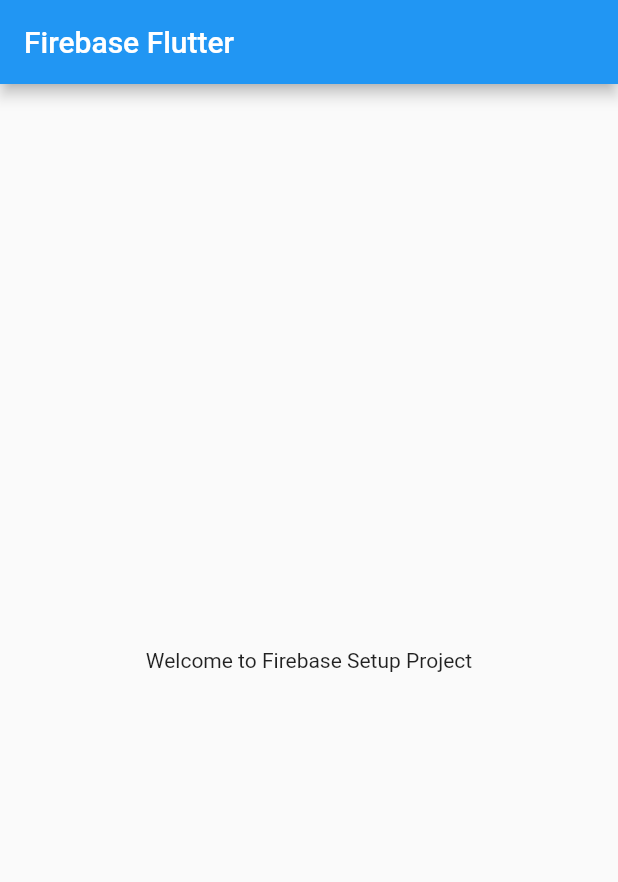
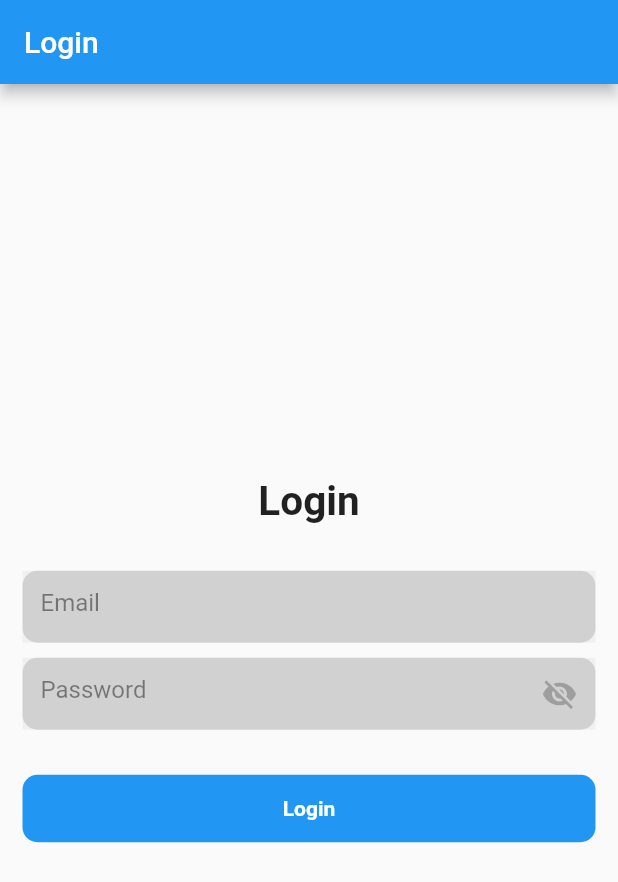
Before and after one commit to mirandaftiago/firebase_setup, a Flutter app: the screen it shows after launch, on a phone screen of 412 x 824 dp. Shown: the top 882 px of the screen. Run offline on Flutter 3.47's test engine with Material 2 defaults, Android fonts, the phone set to English and light mode, and no system bars; our stand-ins replace firebase_core; accounts and stored records are empty.

Commit message:
firebase configuration and login page

```diff
--- /dev/null
+++ b/lib/features/user_auth/presentation/pages/login_page.dart
@@ -0,0 +1,59 @@
+import 'package:firebase_setup/features/user_auth/presentation/widgets/form_container.dart';
+import 'package:flutter/material.dart';
+
+class LoginPage extends StatelessWidget {
+  const LoginPage({super.key});
+
+  @override
+  Widget build(BuildContext context) {
+    return Scaffold(
+      appBar: AppBar(
+        title: const Text('Login'),
+      ),
+      body: Center(
+        child: Padding(
+          padding: EdgeInsets.symmetric(horizontal: 15),
+          child: Column(
+            mainAxisAlignment: MainAxisAlignment.center,
+            children: [
+              const Text(
+                'Login',
+                style: TextStyle(fontSize: 27, fontWeight: FontWeight.bold),
+              ),
+              const SizedBox(
+                height: 30,
+              ),
+              const FormContainerWidget(
+                hintText: 'Email',
+                isPasswordField: false,
+              ),
+              const SizedBox(height: 10),
+              const FormContainerWidget(
+                hintText: 'Password',
+                isPasswordField: true,
+              ),
+              const SizedBox(height: 30),
+              Container(
+                width: double.infinity,
+                height: 45,
+                decoration: BoxDecoration(
+                  color: Colors.blue,
+                  borderRadius: BorderRadius.circular(10),
+                ),
+                child: const Center(
+                  child: Text(
+                    'Login',
+                    style: TextStyle(
+                      color: Colors.white,
+                      fontWeight: FontWeight.bold,
+                    ),
+                  ),
+                ),
+              ),
+            ],
+          ),
+        ),
+      ),
+    );
+  }
+}
--- /dev/null
+++ b/lib/features/user_auth/presentation/widgets/form_container.dart
@@ -0,0 +1,71 @@
+import 'package:flutter/material.dart';
+
+class FormContainerWidget extends StatefulWidget {
+  final TextEditingController? controller;
+  final Key? fieldKey;
+  final bool? isPasswordField;
+  final String? hintText;
+  final String? labelText;
+  final String? helperText;
+  final FormFieldSetter<String>? onSaved;
+  final FormFieldValidator<String>? validator;
+  final ValueChanged<String>? onFieldSubmitted;
+  final TextInputType? inputType;
+
+  const FormContainerWidget({
+    super.key,
+    this.fieldKey,
+    this.controller,
+    this.isPasswordField,
+    this.hintText,
+    this.labelText,
+    this.helperText,
+    this.onSaved,
+    this.validator,
+    this.onFieldSubmitted,
+    this.inputType,
+  });
+
+  @override
+  State<FormContainerWidget> createState() => _FormContainerWidgetState();
+}
+
+class _FormContainerWidgetState extends State<FormContainerWidget> {
+  bool _obscureText = true;
+
+  @override
+  Widget build(BuildContext context) {
+    return Container(
+      width: double.infinity,
+      decoration: BoxDecoration(
+        color: Colors.grey.withOpacity(.35),
+        borderRadius: BorderRadius.circular(10),
+      ),
+      child: TextFormField(
+        style: const TextStyle(color: Colors.blue),
+        controller: widget.controller,
+        keyboardType: widget.inputType,
+        key: widget.fieldKey,
+        obscureText: widget.isPasswordField == true ? _obscureText : false,
+        onSaved: widget.onSaved,
+        validator: widget.validator,
+        onFieldSubmitted: widget.onFieldSubmitted,
+        decoration: InputDecoration(
+          border: InputBorder.none,
+          filled: true,
+          hintText: widget.hintText,
+          hintStyle: const TextStyle(color: Colors.black45,),
+          suffixIcon: GestureDetector(
+            onTap: () {
+              setState(() {
+                _obscureText = !_obscureText;
+              });
+            },
+            child: widget.isPasswordField == true ? Icon(_obscureText ? Icons.visibility_off : Icons.visibility, color: _obscureText == false ? Colors.blue : Colors.grey,) : const Text(""),
+          ),
+        ),
+
+      ),
+    );
+  }
+}
--- a/lib/main.dart
+++ b/lib/main.dart
@@ -1,20 +1,29 @@
+import 'package:firebase_setup/features/app/splash_screen/splash_screen.dart';
+import 'package:firebase_setup/features/user_auth/presentation/pages/login_page.dart';
 import 'package:flutter/material.dart';
 import 'package:firebase_core/firebase_core.dart';
 import 'package:flutter/foundation.dart';
 
-Future main() async {
+Future<void> main() async {
   WidgetsFlutterBinding.ensureInitialized();
-  if (kIsWeb) {
-    await Firebase.initializeApp(
-      options: const FirebaseOptions(
+
+  try {
+    if (kIsWeb) {
+      await Firebase.initializeApp(
+        options: const FirebaseOptions(
           apiKey: 'AIzaSyAMReP-ANm3-r3EZ3uArn4UhdEiPjZbaws',
           appId: '1:993016837191:web:0f8d02f14be3adfa3bed62',
           messagingSenderId: '993016837191',
-          projectId: 'flutterfirebase-69b70'),
-    );
+          projectId: 'flutterfirebase-69b70',
+        ),
+      );
+    } else {
+      await Firebase.initializeApp();
+    }
+  } catch (e) {
+    print('Firebase initialization error: $e');
   }
 
-  await Firebase.initializeApp();
   runApp(const MyApp());
 }
 
@@ -24,17 +33,10 @@ class MyApp extends StatelessWidget {
   // This widget is the root of your application.
   @override
   Widget build(BuildContext context) {
-    return MaterialApp(
+    return const MaterialApp(
       title: 'Firebase Flutter',
-      home: Scaffold(
-        appBar: AppBar(
-          title: const Text('Firebase Flutter'),
-        ),
-        body: Center(
-          child: Container(
-            child: const Text('Welcome to Firebase Setup Project'),
-          ),
-        ),
+      home: SplashScreen(
+        child: LoginPage(),
       ),
     );
   }
--- a/pubspec.yaml
+++ b/pubspec.yaml
@@ -36,10 +36,13 @@ dependencies:
   # Use with the CupertinoIcons class for iOS style icons.
   cupertino_icons: ^1.0.2
 
+  firebase_core: ^2.20.0
+  cloud_firestore: ^4.12.1
+  firebase_auth: ^4.12.0
+
 dev_dependencies:
   flutter_test:
     sdk: flutter
-  firebase_core: ^2.14.0
 
   # The "flutter_lints" package below contains a set of recommended lints to
   # encourage good coding practices. The lint set provided by the package is
```
Also changed, not shown: lib/features/app/splash_screen/splash_screen.dart (added, +39 -0 lines), pubspec.lock, 4 other files.
